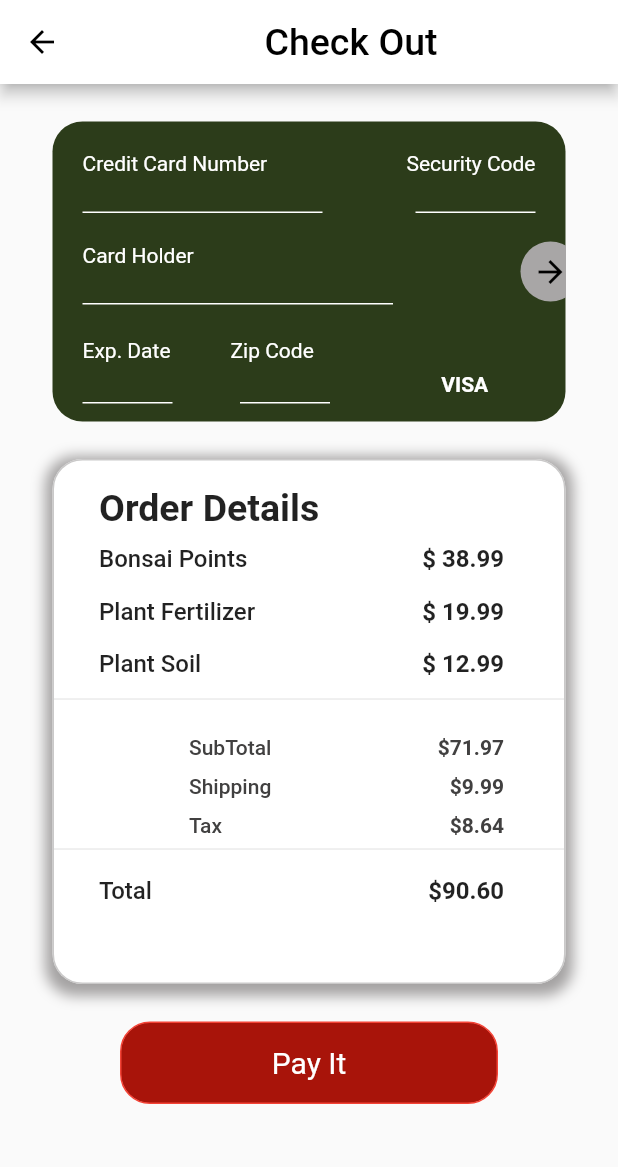
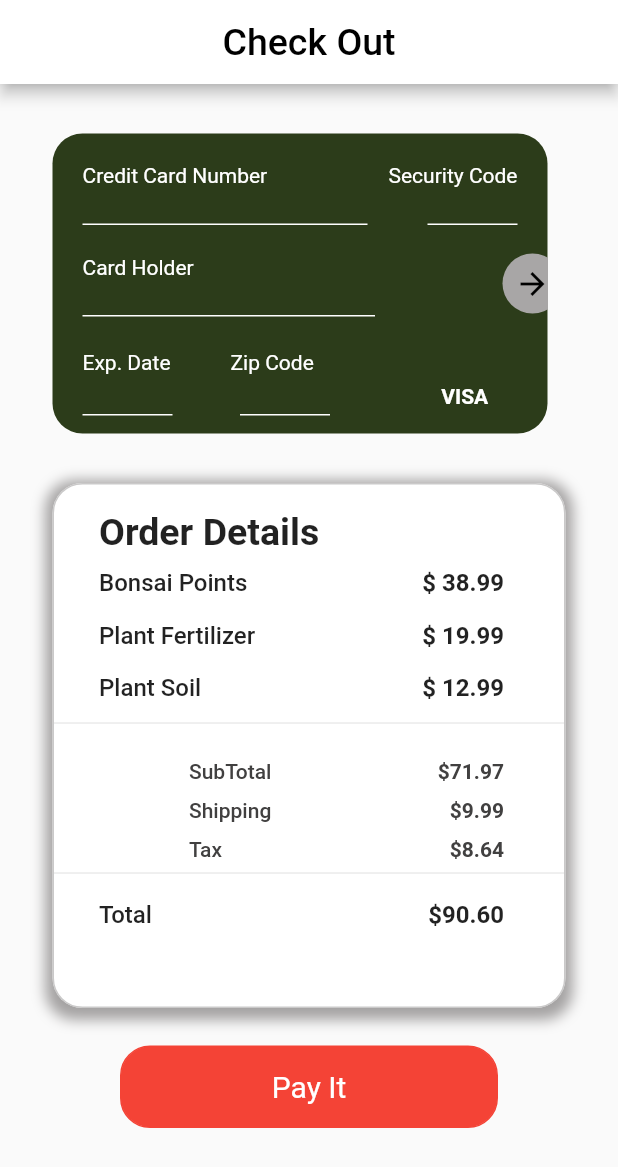
Before and after one commit to paa9du/CheckOutPage_Interview, a Flutter app: the screen it shows after launch, after a tap on "Add a new Card", on a phone screen of 412 x 824 dp. Shown: the top 1167 px of the screen. Run offline on Flutter 3.47's test engine with Material 2 defaults, Android fonts, the light colour scheme and no system bars; our stand-ins replace equatable, flutter_bloc.

Commit message:
implemeetd ChechOutPage

```diff
--- a/lib/SuccessFullPage.dart
+++ b/lib/SuccessFullPage.dart
@@ -52,6 +52,9 @@ class _SuccessfullPageState extends State<SuccessfullPage>
   Widget build(BuildContext context) {
     return Scaffold(
       backgroundColor: const Color.fromARGB(255, 165, 70, 63),
+      appBar: AppBar(
+        backgroundColor: Color.fromARGB(255, 165, 70, 63),
+      ),
       body: Center(
         child: _showRightMark
             ? _buildRightMark()
--- /dev/null
+++ b/lib/Widgets/TextField.dart
@@ -0,0 +1,15 @@
+import 'package:flutter/material.dart';
+
+class TextField extends StatefulWidget {
+  const TextField({super.key});
+
+  @override
+  State<TextField> createState() => _TextFieldState();
+}
+
+class _TextFieldState extends State<TextField> {
+  @override
+  Widget build(BuildContext context) {
+    return Container();
+  }
+}
--- a/lib/checkOutPage.dart
+++ b/lib/checkOutPage.dart
@@ -13,46 +13,61 @@ class _CheckOutPageState extends State<CheckOutPage>
     with TickerProviderStateMixin {
   bool _showCardDetails = false;
   int _currentState = 0;
-  bool _showRightMark = false;
+  bool _showRightMark = true;
   bool _isCardProcessing = false;
   bool allFieldsFilled = false;
+  TextEditingController _textFieldController = TextEditingController();
+  bool isTextFieldFilled = false;
+  late PageController _pageController;
+  PageController pageController = PageController(viewportFraction: 0.85);
 
+  Color getArrowIconColor() {
+    return _areAllFieldsFilled()
+        ? Colors.green
+        : Color.fromARGB(255, 168, 166, 166);
+  }
+
+  late AnimationController _circleAnimationController;
   late AnimationController _controller1;
   late AnimationController _controller2;
   late AnimationController _controller3;
   ValueNotifier<bool> _showRightMarkNotifier = ValueNotifier<bool>(false);
+
+  bool isAnimationStarted = false;
 
   TextEditingController _cardNumberController = TextEditingController();
   TextEditingController _securityCodeController = TextEditingController();
   TextEditingController _cardHolderController = TextEditingController();
   TextEditingController _expDateController = TextEditingController();
   TextEditingController _zipCodeController = TextEditingController();
-
   @override
   void initState() {
     super.initState();
+    _pageController = PageController(initialPage: 0);
+    _controller1 =
+        AnimationController(duration: Duration(seconds: 1), vsync: this);
+    _controller2 =
+        AnimationController(duration: Duration(seconds: 1), vsync: this);
+    _controller3 =
+        AnimationController(duration: Duration(seconds: 3), vsync: this);
 
-    _controller1 =
-        AnimationController(duration: Duration(seconds: 2), vsync: this);
-    _controller2 =
-        AnimationController(duration: Duration(seconds: 2), vsync: this);
-    _controller3 =
-        AnimationController(duration: Duration(seconds: 5), vsync: this);
-
-    _controller1.forward();
+    //  _controller1.forward();
     _controller1.addListener(() {
+      print("Controller 1 Status: ${_controller1.status}");
       if (_controller1.status == AnimationStatus.completed) {
         _controller2.forward();
       }
     });
 
     _controller2.addListener(() {
+      print("Controller 2 Status: ${_controller2.status}");
       if (_controller2.status == AnimationStatus.completed) {
         _controller3.forward();
       }
     });
 
     _controller3.addListener(() {
+      print("Controller 3 Status: ${_controller3.status}");
       if (_controller3.status == AnimationStatus.completed) {
         setState(() {
           _showRightMark = true;
@@ -61,10 +76,17 @@ class _CheckOutPageState extends State<CheckOutPage>
             true; // Notify when the right mark is visible
       }
     });
+
+    _textFieldController.addListener(() {
+      setState(() {
+        isTextFieldFilled = _textFieldController.text.isNotEmpty;
+      });
+    });
   }
 
   @override
   void dispose() {
+    _pageController.dispose();
     _controller1.dispose();
     _controller2.dispose();
     _controller3.dispose();
@@ -77,16 +99,38 @@ class _CheckOutPageState extends State<CheckOutPage>
     _zipCodeController.dispose();
   }
 
+  void _startAnimation() {
+    _controller1.reset();
+    _controller2.reset();
+    _controller3.reset();
+    _showRightMark =
+        true; // Resetting the state to false before starting animations
+
+    // Start the animations after resetting
+    _controller1.forward().then((_) {
+      _controller2.forward().then((_) {
+        _controller3.forward().then((_) {
+          setState(() {
+            _showRightMark =
+                true; // Set _showRightMark to true after all animations complete
+          });
+        });
+      });
+    });
+  }
+
+  void _onArrowTapped() {
+    if (!_isCardProcessing) {
+      // Assuming _isCardProcessing indicates whether the animation is ongoing.
+      _startAnimation(); // Start the animation sequence
+    }
+  }
+
   @override
   Widget build(BuildContext context) {
     return Scaffold(
       appBar: AppBar(
-        leading: BackButton(
-          color: Colors.black,
-          onPressed: () {
-            Navigator.pop(context);
-          },
-        ),
+        leading: null,
         backgroundColor: Colors.white,
         title: const Center(
           child: Text(
@@ -197,23 +241,33 @@ class _CheckOutPageState extends State<CheckOutPage>
   }
 
   Widget _buildContainer(bool showRightMark) {
-    return Container(
+    return GestureDetector(
+      onTap: showRightMark
+          ? null
+          : () {
+              // Your onTap logic here when the container is enabled
+              print('Pay It tapped!');
+            },
+      child: Container(
         height: 55,
         decoration: BoxDecoration(
+          color: showRightMark ? Colors.green : Colors.red,
+          borderRadius: BorderRadius.circular(20),
+          border: Border.all(
               color: showRightMark
                   ? Colors.green
-            : const Color.fromARGB(255, 168, 20, 10),
-        borderRadius: BorderRadius.circular(20),
-        border: Border.all(color: showRightMark ? Colors.green : Colors.red),
+                  : Colors.red), // Adjust border color if needed
         ),
-      child: const Column(
-        mainAxisAlignment: MainAxisAlignment.center,
-        children: [
-          Text(
+        child: Center(
+          child: Text(
             'Pay It',
-            style: TextStyle(color: Colors.white, fontSize: 20),
+            style: TextStyle(
+              color: Colors
+                  .white, // Keeping it white for readability; adjust as needed
+              fontSize: 20,
             ),
-        ],
+          ),
+        ),
       ),
     );
   }
@@ -283,49 +337,19 @@ class _CheckOutPageState extends State<CheckOutPage>
     );
   }
 
+  bool _isRightIconVisible = false;
   Widget _buildAddNewCard() {
     return GestureDetector(
       onTap: () {
         setState(() {
-          // _showCardDetails = true;
+          _isRightIconVisible = true;
+          _showCardDetails = true;
           _currentState = 1;
         });
       },
-      child: _showCardDetails
+      child: (_showCardDetails && _isRightIconVisible)
           ? _buildDetailedCard()
-          : Container(
-              height: 200,
-              decoration: BoxDecoration(
-                color: const Color.fromARGB(255, 251, 229, 228),
-                borderRadius: BorderRadius.circular(20.0),
-                border: Border.all(
-                  color: const Color.fromARGB(255, 168, 20, 10),
-                ),
-              ),
-              child: const Column(
-                mainAxisAlignment: MainAxisAlignment.center,
-                children: [
-                  CircleAvatar(
-                    backgroundColor: Color.fromARGB(255, 168, 20, 10),
-                    radius: 29,
-                    child: Icon(
-                      Icons.add,
-                      size: 35,
-                    ),
-                  ),
-                  SizedBox(
-                    height: 9,
-                  ),
-                  Text(
-                    "Add a new Card",
-                    style: TextStyle(
-                        color: Colors.red,
-                        fontWeight: FontWeight.bold,
-                        fontSize: 19),
-                  ),
-                ],
-              ),
-            ),
+          : _buildAddNewCardContainer(),
     );
   }
 
@@ -338,12 +362,38 @@ class _CheckOutPageState extends State<CheckOutPage>
   }
 
   Widget _buildDetailedCard() {
-    //   bool areFieldsFilled = _areFieldsFilled();
     Color boxColor = allFieldsFilled
         ? Colors.green
         : const Color.fromARGB(255, 168, 166, 166);
-    return Container(
+    return SingleChildScrollView(
+      controller: pageController,
+      scrollDirection: Axis.horizontal,
+      child: Row(
+        children: [
+          ConstrainedBox(
+            constraints:
+                BoxConstraints(maxWidth: 330), // set your maximum width
+            child: _buildCardContainer(),
+          ),
+          SizedBox(width: 2),
+          if (!_showRightMark)
+            ConstrainedBox(
+              constraints:
+                  BoxConstraints(maxWidth: 330), // set your maximum width
+              child: _buildAddNewCardContainer(),
+            ),
+        ],
+      ),
+    );
+  }
+
+  Widget _buildCardContainer() {
+    // Your card container logic remains unchanged.
+    return Padding(
+      padding: const EdgeInsets.only(left: 0.0,right: 0.0,top: 8.0,bottom: 8.0),
+      child: Container(
         height: 200,
+        width: 350,
         decoration: BoxDecoration(
           color: const Color.fromARGB(255, 44, 60, 26),
           borderRadius: BorderRadius.circular(20),
@@ -361,14 +411,14 @@ class _CheckOutPageState extends State<CheckOutPage>
                   ],
                 ),
                 Row(
-                mainAxisAlignment: MainAxisAlignment.spaceBetween,
+                //  mainAxisAlignment: MainAxisAlignment.spaceBetween,
                   children: [
                     Container(
-                    width: 200,
+                      width: 230,
                       child: _buildTextField(0),
                     ),
                     Container(
-                    width: 120,
+                      width: 100,
                       child: _buildTextField(1),
                     ),
                   ],
@@ -415,27 +465,37 @@ class _CheckOutPageState extends State<CheckOutPage>
             Positioned(
               top: 80,
               right: -10,
+              child: SizedBox(
+                width: 40,
+                height: 40,
                 child: GestureDetector(
-              onTap: (!_isCardProcessing && _showRightMark)
-                  &&
-                      _areAllFieldsFilled()
-                  ? () {
+                  onTap: () {
+                    if (!_isCardProcessing && _areAllFieldsFilled()) {
+                      _startAnimation();
+                      print("Arrow icon tapped");
                       setState(() {
+                        _showRightMark = true;
                         _currentState = 2;
                       });
                     }
-                  : null,
-              child: _isCardProcessing && _showRightMark
+                  },
+                  // : null,
+                  child: _isCardProcessing && !_showRightMark
                       ? null
                       : Container(
                           width: 40,
                           height: 40,
                           decoration: BoxDecoration(
-                        color: _areAllFieldsFilled()
-                            ? Colors.green
-                            : Color.fromARGB(255, 168, 166, 166),
+                            color: getArrowIconColor(),
                             borderRadius: BorderRadius.circular(40),
                           ),
+
+                          // decoration: BoxDecoration(
+                          //   color: _areAllFieldsFilled()
+                          //       ? Colors.green
+                          //       : Color.fromARGB(255, 168, 166, 166),
+                          //   borderRadius: BorderRadius.circular(40),
+                          // ),
                           child: const Icon(
                             Icons.arrow_forward,
                             color: Colors.black,
@@ -443,7 +503,45 @@ class _CheckOutPageState extends State<CheckOutPage>
                         ),
                 ),
               ),
+            ),
           ],
+        ),
+      ),
+    );
+  }
+
+  Widget _buildAddNewCardContainer() {
+    return Padding(
+      padding: const EdgeInsets.all(8.0),
+      child: Container(
+        height: 200,
+        width: 335,
+        decoration: BoxDecoration(
+          color: const Color.fromARGB(255, 251, 229, 228),
+          borderRadius: BorderRadius.circular(20.0),
+          border: Border.all(
+            color: const Color.fromARGB(255, 168, 20, 10),
+          ),
+        ),
+        child: Column(
+          mainAxisAlignment: MainAxisAlignment.center,
+          children: [
+            CircleAvatar(
+              backgroundColor: Color.fromARGB(255, 168, 20, 10),
+              radius: 29,
+              child: Icon(
+                Icons.add,
+                size: 35,
+              ),
+            ),
+            SizedBox(height: 9),
+            Text(
+              "Add a new Card",
+              style: TextStyle(
+                  color: Colors.red, fontWeight: FontWeight.bold, fontSize: 19),
+            ),
+          ],
+        ),
       ),
     );
   }
@@ -451,9 +549,11 @@ class _CheckOutPageState extends State<CheckOutPage>
   Widget _buildProcessingCard() {
     if (_showRightMark) {
       _isCardProcessing = true;
+
       // If _showRightMark becomes true, wait for 2 seconds and then transition to the detailed card view.
-      Future.delayed(const Duration(seconds: 2), () {
+      Future.delayed(const Duration(seconds: 6), () {
         setState(() {
+          _showRightMark = false;
           _currentState = 1; // This will show the detailed card view.
         });
       });
@@ -470,11 +570,15 @@ class _CheckOutPageState extends State<CheckOutPage>
       child: Column(
         mainAxisAlignment: MainAxisAlignment.center,
         children: [
-          if (!_showRightMark) // Show circles only if _showRightMark is false
+          // _buildRightMarkIfNeeded(_controller3),
+          // if (!_showRightMark) _buildRightMark(),
+          if (_controller3.status == AnimationStatus.completed)
+            _buildRightMark(),
+          if (_controller3.status != AnimationStatus.completed)
             Row(
               mainAxisAlignment: MainAxisAlignment.center,
               children: [
-                if (!_showRightMark) _buildAnimatedCircle(_controller1),
+                _buildAnimatedCircle(_controller1),
                 SizedBox(width: 10),
                 _buildAnimatedCircle(_controller2),
                 SizedBox(width: 10),
@@ -483,14 +587,16 @@ class _CheckOutPageState extends State<CheckOutPage>
             ),
           SizedBox(height: 9),
           Text(
-            _showRightMark ? "Your card is added" : "Verifying your card",
+            _controller3.status == AnimationStatus.completed
+                ? "Your card is added"
+                : "Verifying your card",
             style: TextStyle(
               color: Colors.white,
               fontWeight: FontWeight.bold,
               fontSize: 19,
             ),
           ),
-          if (_showRightMark) // Display the right mark if _showRightMark is true
+          if (!_showRightMark) // Display the right mark if _showRightMark is true
             _buildRightMark(),
         ],
       ),
@@ -501,6 +607,7 @@ class _CheckOutPageState extends State<CheckOutPage>
     return AnimatedBuilder(
       animation: controller,
       builder: (context, child) {
+        // _checkAnimationCompletion();
         if (controller.status == AnimationStatus.completed) {
           // If the animation for the 3rd circle is completed, set _showRightMark to true
           if (controller == _controller3) {
@@ -517,7 +624,18 @@ class _CheckOutPageState extends State<CheckOutPage>
           ),
         );
       },
+      child: _buildRightMarkIfNeeded(controller),
     );
+  }
+
+  Widget _buildRightMarkIfNeeded(AnimationController controller) {
+    if (controller == _controller3 &&
+        controller.status == AnimationStatus.completed) {
+      return _buildRightMark();
+    } else {
+      return SizedBox
+          .shrink(); // Return an empty widget if the conditions are not met
+    }
   }
 
   Widget _buildRightMark() {
@@ -580,6 +698,10 @@ class _CheckOutPageState extends State<CheckOutPage>
         _controller = TextEditingController();
         break;
     }
+
+    _controller.addListener(() {
+      setState(() {}); // Rebuild the widget when text changes
+    });
 
     if (index == 0) {
       // Apply the logic only for the first TextField
```
Lines whose indentation alone changed are shown as unchanged.
